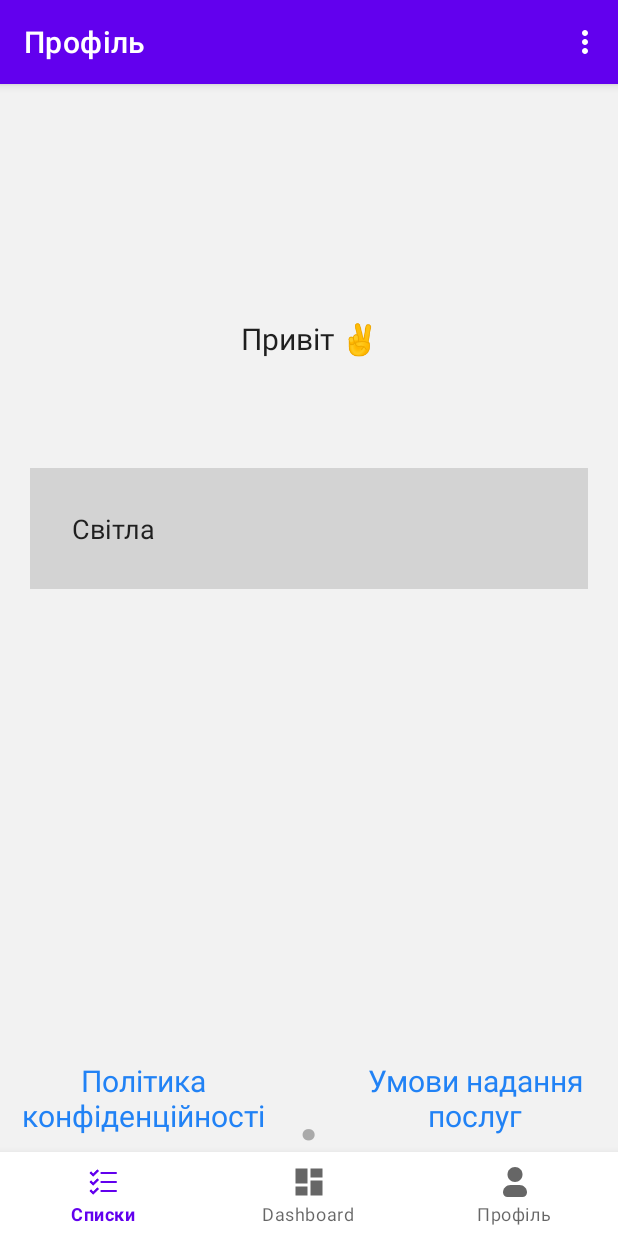
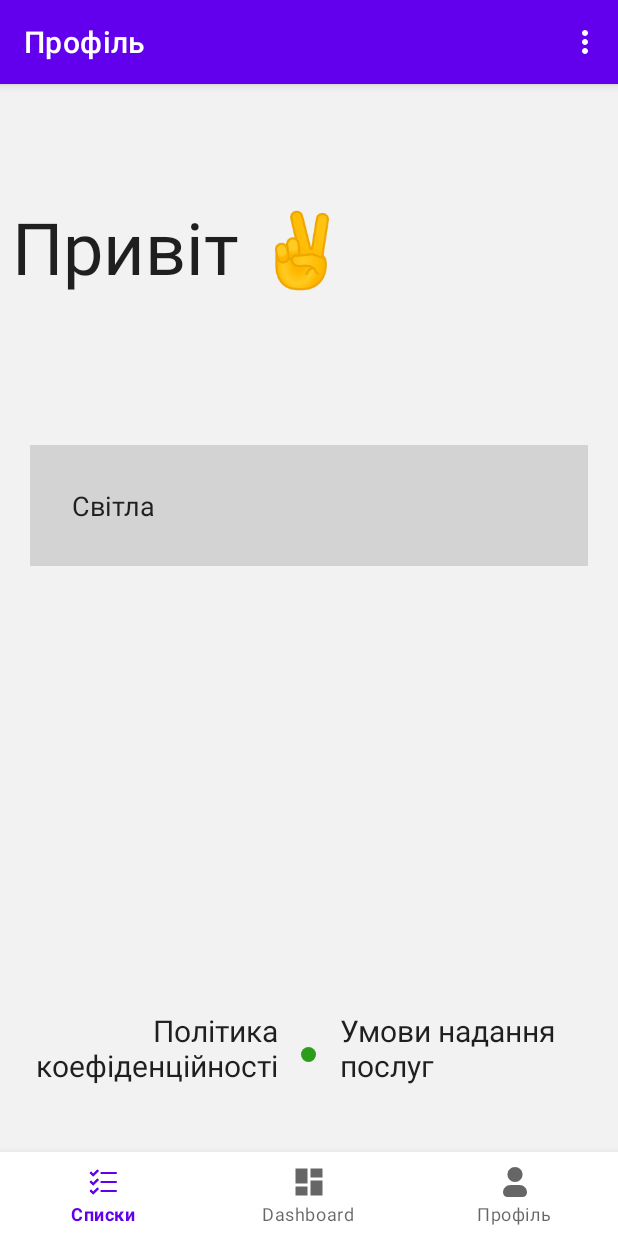
Before and after one commit to ka4ivan/smart-shop, an Android app: the NotificationsFragment screen opened through its navigation route, in the options menu, after a tap on "Смітник", on a phone screen of 412 x 824 dp. Run offline under Robolectric (Android 15) with nearby library versions, the phone set to English and light mode, and no system bars; our stand-ins replace navigation-ui.

Commit message:
upd link privacy/terms and hello

```diff
--- a/app/build.gradle.kts
+++ b/app/build.gradle.kts
@@ -2,7 +2,6 @@ plugins {
     alias(libs.plugins.android.application)
     alias(libs.plugins.kotlin.android)
 }
-
 android {
     namespace = "com.example.smartshop"
     compileSdk = 34
@@ -36,6 +35,9 @@ android {
     buildFeatures {
         viewBinding = true
     }
+    viewBinding {
+        enable = true
+    }
 }
 
 dependencies {
--- a/app/src/main/java/com/example/smartshop/ui/notifications/NotificationsFragment.kt
+++ b/app/src/main/java/com/example/smartshop/ui/notifications/NotificationsFragment.kt
@@ -1,5 +1,7 @@
 package com.example.smartshop.ui.notifications
 
+import android.content.Intent
+import android.net.Uri
 import android.content.Context
 import android.os.Bundle
 import android.view.LayoutInflater
@@ -11,23 +13,29 @@ import android.widget.Spinner
 import androidx.fragment.app.Fragment
 import com.example.smartshop.R
 import androidx.appcompat.app.AppCompatDelegate
+import com.example.smartshop.databinding.FragmentNotificationsBinding
 
 class NotificationsFragment : Fragment() {
 
     private lateinit var themeSelector: Spinner
-    private lateinit var rootView: View
+    private var _binding: FragmentNotificationsBinding? = null
+    private val binding get() = _binding!!
 
     override fun onCreateView(
         inflater: LayoutInflater, container: ViewGroup?,
         savedInstanceState: Bundle?
     ): View? {
-        rootView = inflater.inflate(R.layout.fragment_notifications, container, false)
-        themeSelector = rootView.findViewById(R.id.theme_selector)
+        // Інфляція макету фрагмента
+        _binding = FragmentNotificationsBinding.inflate(inflater, container, false)
+
+        // Отримання кореневого вигляду з binding
+        val rootView = binding.root
 
         // Завантаження збереженої теми при створенні фрагмента
         loadThemePreference()
 
-        // Створюємо адаптер для Spinner
+        // Налаштування Spinner для вибору теми
+        themeSelector = binding.themeSelector // Використання binding для доступу до Spinner
         val themeOptions = arrayOf("Темна", "Світла")
         val adapter = ArrayAdapter(requireContext(), R.layout.spinner_item, themeOptions)
         adapter.setDropDownViewResource(android.R.layout.simple_spinner_dropdown_item)
@@ -48,7 +56,23 @@ class NotificationsFragment : Fragment() {
             override fun onNothingSelected(parent: AdapterView<*>?) {}
         }
 
+        // Налаштування кліка для політики конфіденційності
+        binding.privacyPolicy.setOnClickListener {
+            openWebPage("https://github.com/ka4ivan")
+        }
+
+        // Налаштування кліка для умови використання
+        binding.termsOfService.setOnClickListener {
+            openWebPage("https://github.com/nezocks")
+        }
+
         return rootView
+    }
+
+    private fun openWebPage(url: String) {
+        val intent = Intent(Intent.ACTION_VIEW)
+        intent.data = Uri.parse(url)
+        startActivity(intent)
     }
 
     private fun applyTheme(themeMode: Int) {
--- /dev/null
+++ b/app/src/main/res/drawable/circle_green.xml
@@ -0,0 +1,8 @@
+<?xml version="1.0" encoding="utf-8"?>
+<shape xmlns:android="http://schemas.android.com/apk/res/android"
+    android:shape="oval">
+    <size
+        android:width="10dp"
+        android:height="10dp" />
+    <solid android:color="@color/green_main" />
+</shape>
--- a/app/src/main/res/layout/fragment_notifications.xml
+++ b/app/src/main/res/layout/fragment_notifications.xml
@@ -10,71 +10,90 @@
         android:layout_width="match_parent"
         android:layout_height="match_parent">
 
+        <!-- Текстове повідомлення -->
         <TextView
             android:id="@+id/text_notifications"
             android:layout_width="match_parent"
             android:layout_height="wrap_content"
+            android:layout_alignParentStart="true"
+            android:layout_alignParentTop="true"
+            android:layout_alignParentEnd="true"
             android:layout_marginStart="8dp"
-            android:layout_marginTop="100dp"
+            android:layout_marginTop="20dp"
             android:layout_marginEnd="8dp"
             android:text="@string/hello"
-            android:textAlignment="center"
+            android:textAlignment="textStart"
             android:textColor="@color/text"
-            android:textSize="20sp" />
+            android:textSize="48sp" />
 
+        <!-- Випадаючий список -->
         <Spinner
             android:id="@+id/theme_selector"
             android:layout_width="match_parent"
             android:layout_height="wrap_content"
+            android:layout_below="@id/text_notifications"
             android:layout_marginStart="20dp"
             android:layout_marginEnd="20dp"
-            android:layout_marginTop="200dp"
+            android:layout_marginTop="100dp"
             android:background="@color/white"
             android:padding="12dp"
-            android:popupBackground="@color/white" />
+            android:popupBackground="@color/white"/>
 
-        <!-- Додаємо LinearLayout для текстових елементів -->
-        <LinearLayout
+        <RelativeLayout
             android:layout_width="match_parent"
-            android:layout_height="wrap_content"
-            android:layout_marginBottom="50dp"
+            android:layout_height="match_parent"
+            android:layout_below="@+id/theme_selector"
             android:layout_alignParentBottom="true"
-            android:orientation="horizontal">
+            android:layout_marginTop="10dp"
+            android:layout_marginBottom="100dp">
+
+            <!-- Крапка в центрі -->
+            <View
+                android:id="@+id/center_dot"
+                android:layout_width="10dp"
+                android:layout_height="10dp"
+                android:layout_alignParentBottom="true"
+                android:layout_centerHorizontal="true"
+                android:layout_marginBottom="16dp"
+                android:background="@drawable/circle_green" />
 
             <TextView
                 android:id="@+id/privacy_policy"
-                android:layout_width="0dp"
+                android:layout_width="wrap_content"
                 android:layout_height="wrap_content"
-                android:layout_weight="1"
-                android:text="Політика конфіденційності"
-                android:textColor="@color/blue_main"
-                android:textSize="20sp"
+                android:layout_alignParentStart="true"
+                android:layout_alignParentBottom="true"
+                android:layout_marginStart="0dp"
+                android:layout_marginEnd="16dp"
+                android:layout_marginRight="0dp"
+                android:layout_marginBottom="0dp"
+                android:layout_toLeftOf="@id/center_dot"
                 android:clickable="true"
                 android:focusable="true"
-                android:gravity="center" />
-
-            <TextView
-                android:layout_width="wrap_content"
-                android:layout_height="wrap_content"
-                android:layout_marginStart="8dp"
-                android:layout_marginEnd="8dp"
-                android:text="."
-                android:textColor="@android:color/darker_gray"
-                android:textSize="50sp"
-                android:textStyle="bold"
-                android:layout_gravity="center_vertical" />
+                android:gravity="end"
+                android:text="@string/privacy_policy"
+                android:textColor="@color/black"
+                android:textSize="20sp" />
 
             <TextView
                 android:id="@+id/terms_of_service"
-                android:layout_width="0dp"
+                android:layout_width="wrap_content"
                 android:layout_height="wrap_content"
-                android:layout_weight="1"
-                android:text="Умови надання послуг"
-                android:textColor="@color/blue_main"
-                android:textSize="20sp"
+                android:layout_alignParentEnd="true"
+                android:layout_alignParentBottom="true"
+                android:layout_marginStart="16dp"
+                android:layout_marginLeft="0dp"
+                android:layout_marginEnd="0dp"
+                android:layout_marginBottom="0dp"
+                android:layout_toRightOf="@id/center_dot"
                 android:clickable="true"
                 android:focusable="true"
-                android:gravity="center" />
-        </LinearLayout>
+                android:gravity="start"
+                android:text="@string/terms_of_service"
+                android:textColor="@color/black"
+                android:textSize="20sp"/>
+
+        </RelativeLayout>
+
     </RelativeLayout>
 </androidx.constraintlayout.widget.ConstraintLayout>
--- a/app/src/main/res/values/strings.xml
+++ b/app/src/main/res/values/strings.xml
@@ -21,5 +21,7 @@
     <!--    Профіль     -->
     <string name="black_theme">Чорний</string>
     <string name="white_theme">Білий</string>
+    <string name="privacy_policy">Політика коефіденційності</string>
+    <string name="terms_of_service">Умови надання послуг</string>
 
 </resources>
```
